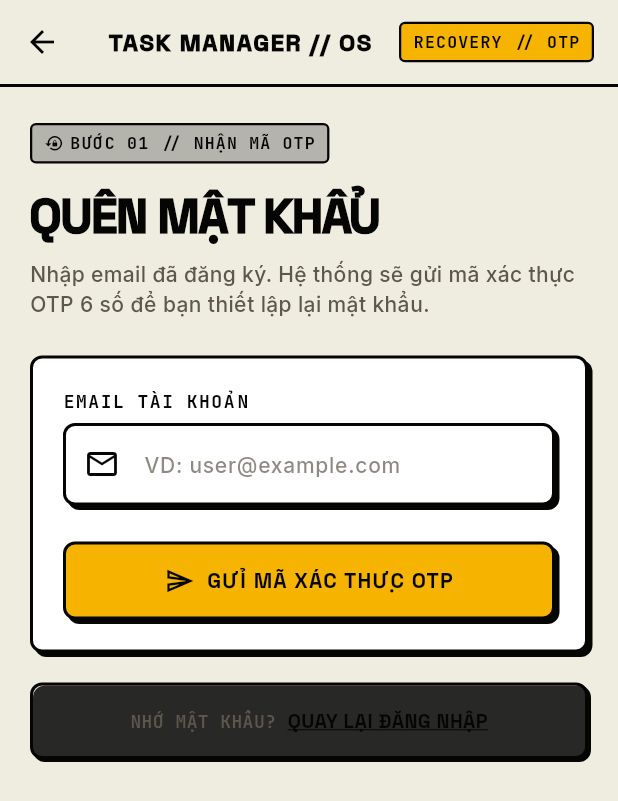
After one commit to DawgKoa/case2_khmt2411074_HuynhDangKhoa, a Flutter app: the ForgotPasswordScreen screen opened directly, on a phone screen of 412 x 824 dp. The commit adds this screen. Shown: the top 801 px of the screen. Run offline on Flutter 3.47's test engine with Material 3 defaults, Android fonts, the phone set to English and light mode, and no system bars; our stand-ins replace google_fonts, shared_preferences; accounts and stored records are empty.

Commit message:
feat(auth): implement forgot password and otp reset flow with nivora brutalist ui

```diff
--- /dev/null
+++ b/TaskManager/lib/screens/auth/forgot_password_screen.dart
@@ -0,0 +1,527 @@
+import 'package:flutter/material.dart';
+import 'package:google_fonts/google_fonts.dart';
+import '../../services/auth_service.dart';
+import '../../services/api_client.dart';
+import '../../utils/app_colors.dart';
+import '../../utils/validators.dart';
+import '../../widgets/brutalist_badge.dart';
+import '../../widgets/brutalist_button.dart';
+import '../../widgets/brutalist_card.dart';
+import '../../widgets/brutalist_text_field.dart';
+import 'login_screen.dart';
+
+class ForgotPasswordScreen extends StatefulWidget {
+  final String? initialEmail;
+
+  const ForgotPasswordScreen({super.key, this.initialEmail});
+
+  @override
+  State<ForgotPasswordScreen> createState() => _ForgotPasswordScreenState();
+}
+
+class _ForgotPasswordScreenState extends State<ForgotPasswordScreen> {
+  final _emailFormKey = GlobalKey<FormState>();
+  final _resetFormKey = GlobalKey<FormState>();
+  final _authService = AuthService();
+
+  late final TextEditingController _emailController;
+  final _otpController = TextEditingController();
+  final _newPasswordController = TextEditingController();
+  final _confirmNewPasswordController = TextEditingController();
+
+  bool _isOtpSent = false;
+  bool _isLoading = false;
+  bool _obscureNewPw = true;
+  bool _obscureConfirmPw = true;
+
+  String? _errorMessage;
+  String? _devOtp;
+
+  @override
+  void initState() {
+    super.initState();
+    _emailController = TextEditingController(text: widget.initialEmail ?? '');
+  }
+
+  @override
+  void dispose() {
+    _emailController.dispose();
+    _otpController.dispose();
+    _newPasswordController.dispose();
+    _confirmNewPasswordController.dispose();
+    super.dispose();
+  }
+
+  Future<void> _handleSendOtp() async {
+    setState(() {
+      _errorMessage = null;
+    });
+
+    if (!_emailFormKey.currentState!.validate()) {
+      return;
+    }
+
+    setState(() {
+      _isLoading = true;
+    });
+
+    try {
+      final res = await _authService.forgotPassword(
+        email: _emailController.text,
+      );
+
+      setState(() {
+        _isOtpSent = true;
+        _devOtp = res['devOtp']?.toString();
+      });
+
+      if (!mounted) return;
+
+      ScaffoldMessenger.of(context).showSnackBar(
+        SnackBar(
+          backgroundColor: AppColors.primaryAccent,
+          behavior: SnackBarBehavior.floating,
+          shape: RoundedRectangleBorder(
+            borderRadius: BorderRadius.circular(8),
+            side: const BorderSide(color: AppColors.primaryInk, width: 2),
+          ),
+          content: Row(
+            children: [
+              const Icon(Icons.mark_email_read_outlined, color: AppColors.primaryInk, size: 24),
+              const SizedBox(width: 12),
+              Expanded(
+                child: Text(
+                  'Đã gửi mã OTP đến ${_emailController.text}!',
+                  style: GoogleFonts.spaceGrotesk(
+                    color: AppColors.primaryInk,
+                    fontWeight: FontWeight.w700,
+                  ),
+                ),
+              ),
+            ],
+          ),
+        ),
+      );
+    } catch (e) {
+      if (!mounted) return;
+      setState(() {
+        _errorMessage = e is ApiException ? e.message : e.toString();
+      });
+    } finally {
+      if (mounted) {
+        setState(() {
+          _isLoading = false;
+        });
+      }
+    }
+  }
+
+  Future<void> _handleResetPassword() async {
+    setState(() {
+      _errorMessage = null;
+    });
+
+    if (!_resetFormKey.currentState!.validate()) {
+      return;
+    }
+
+    setState(() {
+      _isLoading = true;
+    });
+
+    try {
+      final message = await _authService.resetPassword(
+        email: _emailController.text,
+        otp: _otpController.text,
+        newPassword: _newPasswordController.text,
+      );
+
+      if (!mounted) return;
+
+      // Hiển thị Dialog thông báo thành công
+      showDialog(
+        context: context,
+        barrierDismissible: false,
+        builder: (ctx) => AlertDialog(
+          backgroundColor: AppColors.cardWhite,
+          shape: RoundedRectangleBorder(
+            borderRadius: BorderRadius.circular(8),
+            side: const BorderSide(color: AppColors.primaryInk, width: 2),
+          ),
+          title: Row(
+            children: [
+              const Icon(Icons.check_circle, color: AppColors.success, size: 28),
+              const SizedBox(width: 10),
+              Text(
+                'ĐẶT LẠI THÀNH CÔNG',
+                style: GoogleFonts.spaceGrotesk(
+                  fontSize: 16,
+                  fontWeight: FontWeight.w900,
+                  color: AppColors.primaryInk,
+                ),
+              ),
+            ],
+          ),
+          content: Text(
+            message,
+            style: GoogleFonts.inter(
+              fontSize: 14,
+              fontWeight: FontWeight.w500,
+              color: AppColors.primaryInk,
+            ),
+          ),
+          actions: [
+            BrutalistButton(
+              text: 'ĐĂNG NHẬP NGAY',
+              backgroundColor: AppColors.primaryAccent,
+              onPressed: () {
+                Navigator.of(ctx).pop();
+                Navigator.pushReplacement(
+                  context,
+                  MaterialPageRoute(
+                    builder: (_) => LoginScreen(initialEmail: _emailController.text),
+                  ),
+                );
+              },
+            ),
+          ],
+        ),
+      );
+    } catch (e) {
+      if (!mounted) return;
+      setState(() {
+        _errorMessage = e is ApiException ? e.message : e.toString();
+      });
+    } finally {
+      if (mounted) {
+        setState(() {
+          _isLoading = false;
+        });
+      }
+    }
+  }
+
+  @override
+  Widget build(BuildContext context) {
+    return Scaffold(
+      backgroundColor: AppColors.scaffoldBackground,
+      appBar: AppBar(
+        title: Text(
+          'TASK MANAGER // OS',
+          style: GoogleFonts.spaceGrotesk(
+            fontSize: 16,
+            fontWeight: FontWeight.w900,
+            letterSpacing: 1.0,
+            color: AppColors.primaryInk,
+          ),
+        ),
+        actions: [
+          Padding(
+            padding: const EdgeInsets.only(right: 16.0),
+            child: BrutalistBadge(
+              text: 'RECOVERY // OTP',
+              backgroundColor: AppColors.primaryAccent,
+              textColor: AppColors.primaryInk,
+            ),
+          ),
+        ],
+        bottom: PreferredSize(
+          preferredSize: const Size.fromHeight(2),
+          child: Container(
+            color: AppColors.primaryInk,
+            height: 2,
+          ),
+        ),
+      ),
+      body: SafeArea(
+        child: SingleChildScrollView(
+          padding: const EdgeInsets.symmetric(horizontal: 20.0, vertical: 24.0),
+          child: Column(
+            crossAxisAlignment: CrossAxisAlignment.stretch,
+            children: [
+              // Badge & Title
+              Row(
+                children: [
+                  BrutalistBadge(
+                    text: _isOtpSent ? 'BƯỚC 02 // XÁC THỰC & ĐỔI MẬT KHẨU' : 'BƯỚC 01 // NHẬN MÃ OTP',
+                    backgroundColor: _isOtpSent ? AppColors.success : AppColors.secondarySurface,
+                    textColor: _isOtpSent ? Colors.white : AppColors.primaryInk,
+                    icon: _isOtpSent ? Icons.verified_outlined : Icons.lock_reset,
+                  ),
+                ],
+              ),
+              const SizedBox(height: 12),
+              Text(
+                'QUÊN MẬT KHẨU',
+                style: GoogleFonts.spaceGrotesk(
+                  fontSize: 32,
+                  fontWeight: FontWeight.w900,
+                  letterSpacing: -1.0,
+                  color: AppColors.primaryInk,
+                ),
+              ),
+              const SizedBox(height: 6),
+              Text(
+                _isOtpSent
+                    ? 'Nhập mã OTP 6 số đã gửi đến email của bạn và đặt mật khẩu mới.'
+                    : 'Nhập email đã đăng ký. Hệ thống sẽ gửi mã xác thực OTP 6 số để bạn thiết lập lại mật khẩu.',
+                style: GoogleFonts.inter(
+                  fontSize: 14,
+                  fontWeight: FontWeight.w500,
+                  color: AppColors.secondaryText,
+                ),
+              ),
+              const SizedBox(height: 24),
+
+              // Error Banner nếu có
+              if (_errorMessage != null) ...[
+                BrutalistCard(
+                  backgroundColor: AppColors.danger,
+                  padding: const EdgeInsets.all(12),
+                  child: Row(
+                    crossAxisAlignment: CrossAxisAlignment.start,
+                    children: [
+                      const Icon(Icons.error_outline, color: Colors.white, size: 22),
+                      const SizedBox(width: 10),
+                      Expanded(
+                        child: Text(
+                          _errorMessage!,
+                          style: GoogleFonts.spaceGrotesk(
+                            color: Colors.white,
+                            fontWeight: FontWeight.w700,
+                            fontSize: 13,
+                          ),
+                        ),
+                      ),
+                    ],
+                  ),
+                ),
+                const SizedBox(height: 16),
+              ],
+
+              // Gợi ý mã OTP nếu devOtp có (tiện cho test và chấm bài)
+              if (_isOtpSent && _devOtp != null) ...[
+                BrutalistCard(
+                  backgroundColor: AppColors.primaryAccent.withValues(alpha: 0.25),
+                  padding: const EdgeInsets.all(14),
+                  child: Row(
+                    children: [
+                      const Icon(Icons.key, color: AppColors.primaryInk, size: 22),
+                      const SizedBox(width: 10),
+                      Expanded(
+                        child: Column(
+                          crossAxisAlignment: CrossAxisAlignment.start,
+                          children: [
+                            Text(
+                              'MÃ OTP CỦA BẠN (TEST/DEMO):',
+                              style: GoogleFonts.jetBrainsMono(
+                                fontSize: 11,
+                                fontWeight: FontWeight.w700,
+                                color: AppColors.secondaryText,
+                              ),
+                            ),
+                            const SizedBox(height: 4),
+                            Text(
+                              _devOtp!,
+                              style: GoogleFonts.jetBrainsMono(
+                                fontSize: 24,
+                                fontWeight: FontWeight.w900,
+                                letterSpacing: 4.0,
+                                color: AppColors.primaryInk,
+                              ),
+                            ),
+                          ],
+                        ),
+                      ),
+                      IconButton(
+                        icon: const Icon(Icons.copy, size: 20, color: AppColors.primaryInk),
+                        tooltip: 'Dán vào ô',
+                        onPressed: () {
+                          setState(() {
+                            _otpController.text = _devOtp!;
+                          });
+                        },
+                      ),
+                    ],
+                  ),
+                ),
+                const SizedBox(height: 16),
+              ],
+
+              // Bước 1: Form nhập Email
+              if (!_isOtpSent) ...[
+                Form(
+                  key: _emailFormKey,
+                  child: BrutalistCard(
+                    padding: const EdgeInsets.all(20.0),
+                    child: Column(
+                      children: [
+                        BrutalistTextField(
+                          label: 'Email tài khoản',
+                          hintText: 'VD: user@example.com',
+                          controller: _emailController,
+                          keyboardType: TextInputType.emailAddress,
+                          prefixIcon: const Icon(Icons.email_outlined, color: AppColors.primaryInk),
+                          validator: Validators.email,
+                        ),
+                        const SizedBox(height: 24),
+                        BrutalistButton(
+                          text: 'GỬI MÃ XÁC THỰC OTP',
+                          icon: Icons.send_outlined,
+                          isLoading: _isLoading,
+                          width: double.infinity,
+                          height: 52,
+                          backgroundColor: AppColors.primaryAccent,
+                          textColor: AppColors.primaryInk,
+                          onPressed: _handleSendOtp,
+                        ),
+                      ],
+                    ),
+                  ),
+                ),
+              ] else ...[
+                // Bước 2: Form nhập OTP và Mật khẩu mới
+                Form(
+                  key: _resetFormKey,
+                  child: BrutalistCard(
+                    padding: const EdgeInsets.all(20.0),
+                    child: Column(
+                      children: [
+                        // Email (cố định)
+                        BrutalistTextField(
+                          label: 'Email nhận mã',
+                          enabled: false,
+                          controller: _emailController,
+                          prefixIcon: const Icon(Icons.email_outlined, color: AppColors.secondaryText),
+                        ),
+                        const SizedBox(height: 16),
+
+                        // Ô nhập mã OTP 6 số
+                        BrutalistTextField(
+                          label: 'Mã xác thực OTP (6 số)',
+                          hintText: '123456',
+                          controller: _otpController,
+                          keyboardType: TextInputType.number,
+                          prefixIcon: const Icon(Icons.pin_outlined, color: AppColors.primaryInk),
+                          validator: (val) {
+                            if (val == null || val.trim().length != 6) {
+                              return 'Mã OTP phải gồm đúng 6 chữ số';
+                            }
+                            return null;
+                          },
+                        ),
+                        const SizedBox(height: 16),
+
+                        // Mật khẩu mới
+                        BrutalistTextField(
+                          label: 'Mật khẩu mới',
+                          hintText: 'Tối thiểu 6 ký tự',
+                          controller: _newPasswordController,
+                          obscureText: _obscureNewPw,
+                          prefixIcon: const Icon(Icons.lock_outline, color: AppColors.primaryInk),
+                          suffixIcon: IconButton(
+                            icon: Icon(
+                              _obscureNewPw ? Icons.visibility_outlined : Icons.visibility_off_outlined,
+                              color: AppColors.primaryInk,
+                            ),
+                            onPressed: () => setState(() => _obscureNewPw = !_obscureNewPw),
+                          ),
+                          validator: Validators.password,
+                        ),
+                        const SizedBox(height: 16),
+
+                        // Xác nhận mật khẩu mới
+                        BrutalistTextField(
+                          label: 'Xác nhận mật khẩu mới',
+                          hintText: 'Nhập lại mật khẩu mới',
+                          controller: _confirmNewPasswordController,
+                          obscureText: _obscureConfirmPw,
+                          prefixIcon: const Icon(Icons.lock_reset_outlined, color: AppColors.primaryInk),
+                          suffixIcon: IconButton(
+                            icon: Icon(
+                              _obscureConfirmPw ? Icons.visibility_outlined : Icons.visibility_off_outlined,
+                              color: AppColors.primaryInk,
+                            ),
+                            onPressed: () => setState(() => _obscureConfirmPw = !_obscureConfirmPw),
+                          ),
+                          validator: (val) => Validators.confirmPassword(val, _newPasswordController.text),
+                        ),
+                        const SizedBox(height: 24),
+
+                        // Nút Đổi mật khẩu
+                        BrutalistButton(
+                          text: 'XÁC NHẬN ĐẶT LẠI MẬT KHẨU',
+                          icon: Icons.check_circle_outline,
+                          isLoading: _isLoading,
+                          width: double.infinity,
+                          height: 52,
+                          backgroundColor: AppColors.primaryAccent,
+                          textColor: AppColors.primaryInk,
+                          onPressed: _handleResetPassword,
+                        ),
+                        const SizedBox(height: 12),
+
+                        // Nút gửi lại mã OTP
+                        TextButton.icon(
+                          onPressed: _isLoading ? null : _handleSendOtp,
+                          icon: const Icon(Icons.refresh, size: 16, color: AppColors.secondaryText),
+                          label: Text(
+                            'GỬI LẠI MÃ OTP MỚI',
+                            style: GoogleFonts.spaceGrotesk(
+                              fontSize: 12,
+                              fontWeight: FontWeight.w700,
+                              color: AppColors.secondaryText,
+                            ),
+                          ),
+                        ),
+                      ],
+                    ),
+                  ),
+                ),
+              ],
+
+              const SizedBox(height: 20),
+
+              // Nút quay lại đăng nhập
+              BrutalistCard(
+                backgroundColor: AppColors.secondarySurface.withValues(alpha: 0.2),
+                padding: const EdgeInsets.symmetric(vertical: 14, horizontal: 16),
+                shadowOffset: const Offset(2, 2),
+                child: Row(
+                  mainAxisAlignment: MainAxisAlignment.center,
+                  children: [
+                    Text(
+                      'NHỚ MẬT KHẨU? ',
+                      style: GoogleFonts.jetBrainsMono(
+                        fontSize: 12,
+                        fontWeight: FontWeight.w600,
+                        color: AppColors.secondaryText,
+                      ),
+                    ),
+                    GestureDetector(
+                      onTap: () {
+                        Navigator.pushReplacement(
+                          context,
+                          MaterialPageRoute(builder: (_) => const LoginScreen()),
+                        );
+                      },
+                      child: Text(
+                        'QUAY LẠI ĐĂNG NHẬP',
+                        style: GoogleFonts.spaceGrotesk(
+                          fontSize: 13,
+                          fontWeight: FontWeight.w800,
+                          color: AppColors.primaryInk,
+                          decoration: TextDecoration.underline,
+                        ),
+                      ),
+                    ),
+                  ],
+                ),
+              ),
+            ],
+          ),
+        ),
+      ),
+    );
+  }
+}
--- a/TaskManager/lib/services/auth_service.dart
+++ b/TaskManager/lib/services/auth_service.dart
@@ -94,7 +94,7 @@ class AuthService {
     return user;
   }
 
-  /// Đổi mật khẩu tài khoản (A4)
+  /// Đổi mật khẩu tài khoản khi đã đăng nhập (A4)
   Future<void> changePassword({
     required String currentPassword,
     required String newPassword,
@@ -106,6 +106,30 @@ class AuthService {
 
     // Sau khi đổi mật khẩu, xóa phiên đăng nhập để người dùng đăng nhập lại
     await logout();
+  }
+
+  /// Yêu cầu gửi mã OTP quên mật khẩu
+  Future<Map<String, dynamic>> forgotPassword({required String email}) async {
+    final response = await _client.post('/auth/forgot-password', {
+      'email': email.trim().toLowerCase(),
+    });
+    return (response['data'] is Map<String, dynamic>)
+        ? response['data']
+        : <String, dynamic>{};
+  }
+
+  /// Xác thực mã OTP và đặt lại mật khẩu mới
+  Future<String> resetPassword({
+    required String email,
+    required String otp,
+    required String newPassword,
+  }) async {
+    final response = await _client.post('/auth/reset-password', {
+      'email': email.trim().toLowerCase(),
+      'otp': otp.trim(),
+      'newPassword': newPassword,
+    });
+    return response['message']?.toString() ?? 'Đặt lại mật khẩu thành công';
   }
 
   /// Kiểm tra trạng thái đã đăng nhập hay chưa
```
Also changed, not shown: TaskManager/lib/screens/auth/login_screen.dart (+29 -1 lines), 6 other files.
